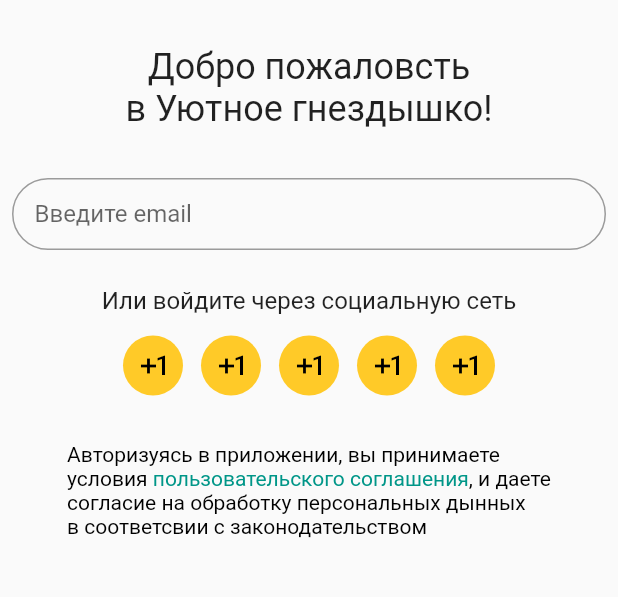
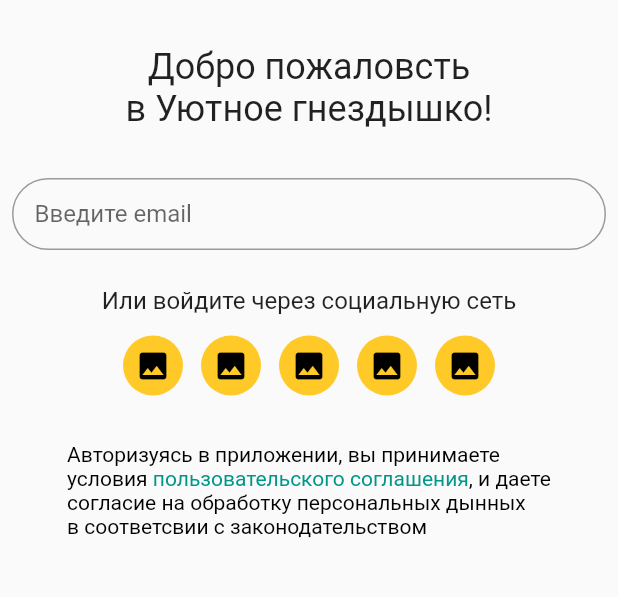
Before and after one commit to Mishanya840/ugnest, a Flutter app: the screen it shows after launch, on a phone screen of 412 x 824 dp, the part 233-830 px from its top. Run offline on Flutter 3.47's test engine with Material 2 defaults, Android fonts, the phone set to English and light mode, and no system bars; our stand-ins replace bloc, built_value, equatable, flutter_bloc, flutter_svg, shared_preferences; missing offline and left inert: jsonrpc2, loggable; generated files the repository leaves out were written again.

```diff
--- /dev/null
+++ b/analysis_options.yaml
@@ -0,0 +1 @@
+include: package:pedantic/analysis_options.yaml
--- a/lib/home/home_page.dart
+++ b/lib/home/home_page.dart
@@ -19,7 +19,7 @@ class HomePage extends StatelessWidget {
             child: RaisedButton(
           child: Text('logout'),
           onPressed: () {
-            authenticationBloc.dispatch(LoggedOut());
+            authenticationBloc.add(LoggedOut());
           },
         )),
       ),
--- a/lib/login/login_form.dart
+++ b/lib/login/login_form.dart
@@ -13,7 +13,6 @@ class LoginForm extends StatefulWidget {
 class _LoginFormState extends State<LoginForm> {
   final _loginController = TextEditingController();
   final _passwordController = TextEditingController();
-
 
   @override
   Widget build(BuildContext context) {
@@ -50,9 +49,9 @@ class _LoginFormState extends State<LoginForm> {
                             keyboardType: TextInputType.emailAddress,
                             onChanged: (value) {
                               if (value.isNotEmpty) {
-                                BlocProvider.of<LoginBloc>(context).dispatch(SelectedLoginByNumber());
+                                BlocProvider.of<LoginBloc>(context).add(SelectedLoginByNumber());
                               } else {
-                                BlocProvider.of<LoginBloc>(context).dispatch(BackToWelcome());
+                                BlocProvider.of<LoginBloc>(context).add(BackToWelcome());
                               }
                             },
                             decoration: InputDecoration(
@@ -71,6 +70,7 @@ class _LoginFormState extends State<LoginForm> {
                             child: TextFormField(
                               controller: _passwordController,
                               keyboardType: TextInputType.visiblePassword,
+                              obscureText: true,
                               decoration: InputDecoration(
                                   contentPadding: EdgeInsets.symmetric(vertical: 12, horizontal: 15),
                                   border: OutlineInputBorder(
@@ -80,20 +80,20 @@ class _LoginFormState extends State<LoginForm> {
                               ),
                             ),
                           ),
-                      // FIXME: 2
+
                         if (state is CheckRegistrationLoginState)
-                          _buildButton(context, 'Продолжить', onPressed: () => BlocProvider.of<LoginBloc>(context).dispatch(CheckLogin(_loginController.text))),
+                          _buildButton(context, 'Продолжить', onPressed: () => BlocProvider.of<LoginBloc>(context).add(CheckLogin(_loginController.text))),
 
                         if (state is LoginUserLoginState)
-                          _buildButton(context, 'Войти', onPressed: () => BlocProvider.of<LoginBloc>(context).dispatch(LoginButtonPressed(_loginController.text, _passwordController.text))),
+                          _buildButton(context, 'Войти', onPressed: () => BlocProvider.of<LoginBloc>(context).add(LoginButtonPressed(_loginController.text, _passwordController.text))),
 
                         if (state is RegistrationLoginState)
-                          _buildButton(context, 'Зарегистрироваться', onPressed: () => BlocProvider.of<LoginBloc>(context).dispatch(RegisterButtonPressed(_loginController.text, _passwordController.text))),
+                          _buildButton(context, 'Зарегистрироваться', onPressed: () => BlocProvider.of<LoginBloc>(context).add(RegisterButtonPressed(_loginController.text, _passwordController.text))),
 
                       ],
                     ),
                   ),
-                  // FIXME: 1
+
                   if (state is WelcomeLoginState)
                     _buildLoginViaSocialNetwork(context),
 
@@ -104,19 +104,19 @@ class _LoginFormState extends State<LoginForm> {
                           children: [
                             TextSpan(
                               text: 'Авторизуясь в приложении, вы принимаете\nусловия ',
-                              style: new TextStyle(color: Colors.black),
+                              style: TextStyle(color: Colors.black),
                             ),
                             TextSpan(
                               text: 'пользовательского соглашения',
-                              style: new TextStyle(color: Theme.of(context).accentColor),
-                              recognizer: new TapGestureRecognizer()
+                              style: TextStyle(color: Theme.of(context).accentColor),
+                              recognizer: TapGestureRecognizer()
                                 ..onTap = () {
 
                                 },
                             ),
                             TextSpan(
                               text: ', и даете\nсогласие на обработку персональных дынных\nв соответсвии с законодательством',
-                              style: new TextStyle(color: Colors.black),
+                              style: TextStyle(color: Colors.black),
                             ),
                           ],
                         )),
@@ -144,11 +144,11 @@ class _LoginFormState extends State<LoginForm> {
                     mainAxisAlignment: MainAxisAlignment.center,
                     mainAxisSize: MainAxisSize.max,
                     children: <Widget>[
-                    CircleButton(onTap: () {}, iconData: Icons.exposure_plus_1),
-                    CircleButton(onTap: () {}, iconData: Icons.exposure_plus_1),
-                    CircleButton(onTap: () {}, iconData: Icons.exposure_plus_1),
-                    CircleButton(onTap: () {}, iconData: Icons.exposure_plus_1),
-                    CircleButton(onTap: () {}, iconData: Icons.exposure_plus_1),
+                    CircleButton(onTap: () {}, iconData: Icons.image),
+                    CircleButton(onTap: () {}, iconData: Icons.image),
+                    CircleButton(onTap: () {}, iconData: Icons.image),
+                    CircleButton(onTap: () {}, iconData: Icons.image),
+                    CircleButton(onTap: () {}, iconData: Icons.image),
                   ],),
                 ],
               );
@@ -203,16 +203,16 @@ class CircleButton extends StatelessWidget {
 
     return Padding(
       padding: const EdgeInsets.all(6.0),
-      child: new InkResponse(
+      child: InkResponse(
         onTap: onTap ?? () {},
-        child: new Container(
+        child: Container(
           width: size,
           height: size,
-          decoration: new BoxDecoration(
+          decoration: BoxDecoration(
             shape: BoxShape.circle,
             color: Colors.amber.shade400
           ),
-          child: new Icon(
+          child: Icon(
             iconData,
             color: Colors.black,
           ),
--- a/pubspec.yaml
+++ b/pubspec.yaml
@@ -33,6 +33,7 @@ dependencies:
   loggable: ^1.0.1
   flutter_svg: ^0.14.2
   mask_text_input_formatter: ^1.0.2
+  pedantic: ^1.8.0+1
 
 dev_dependencies:
   flutter_test:
--- /dev/null
+++ b/ugnest_repositories/analysis_options.yaml
@@ -0,0 +1 @@
+include: package:pedantic/analysis_options.yaml
--- a/ugnest_repositories/lib/src/repository/auth_repository.dart
+++ b/ugnest_repositories/lib/src/repository/auth_repository.dart
@@ -94,10 +94,9 @@ class AuthRepository with Loggable {
 
 
 
-  Future<void> persistToken(String token) async {
+  Future<void> persistToken(String token) {
     /// write to keystore/keychain
-    BasePreferences.setAuthToken(token);
-    return;
+    return BasePreferences.setAuthToken(token);
   }
 
   Future<bool> hasToken() async {
--- a/ugnest_repositories/pubspec.yaml
+++ b/ugnest_repositories/pubspec.yaml
@@ -10,3 +10,4 @@ dependencies:
   jsonrpc2: ^2.0.3+1
   loggable: ^1.0.1
   shared_preferences: ^0.5.3+5
+  pedantic: ^1.8.0+1
```
Also changed, not shown: lib/login/login_bloc.dart (+5 -5 lines), lib/main.dart (+7 -2 lines), lib/user_notification/user_notification_state.g.dart (deleted), pubspec.lock, 2 other files.
